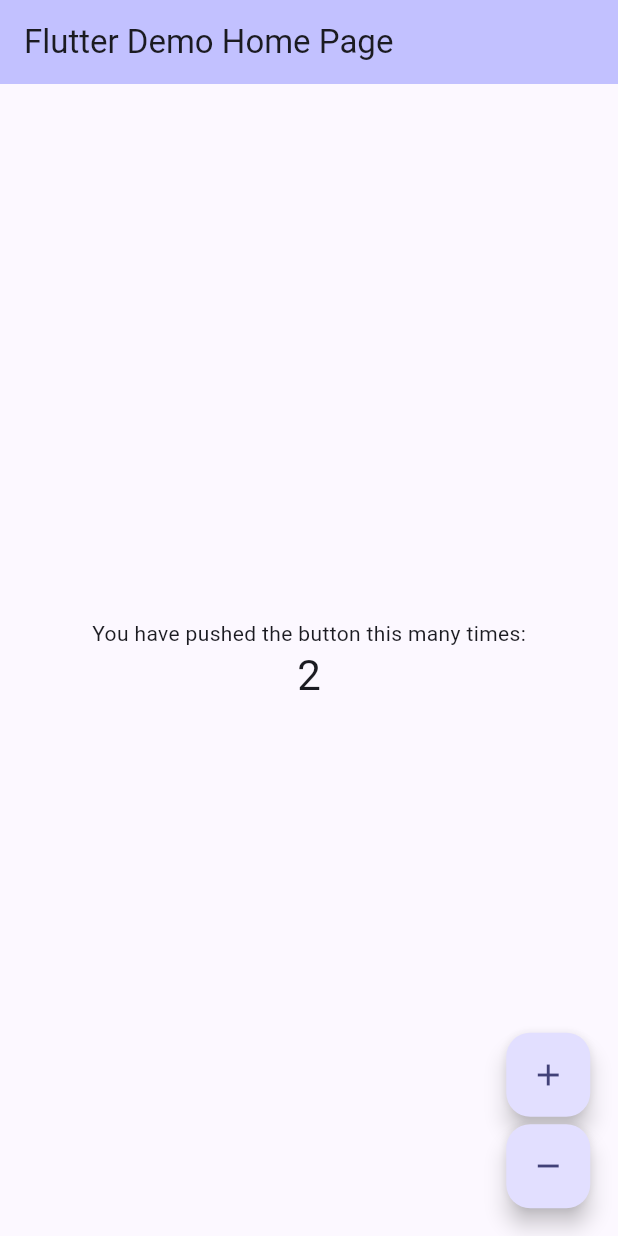
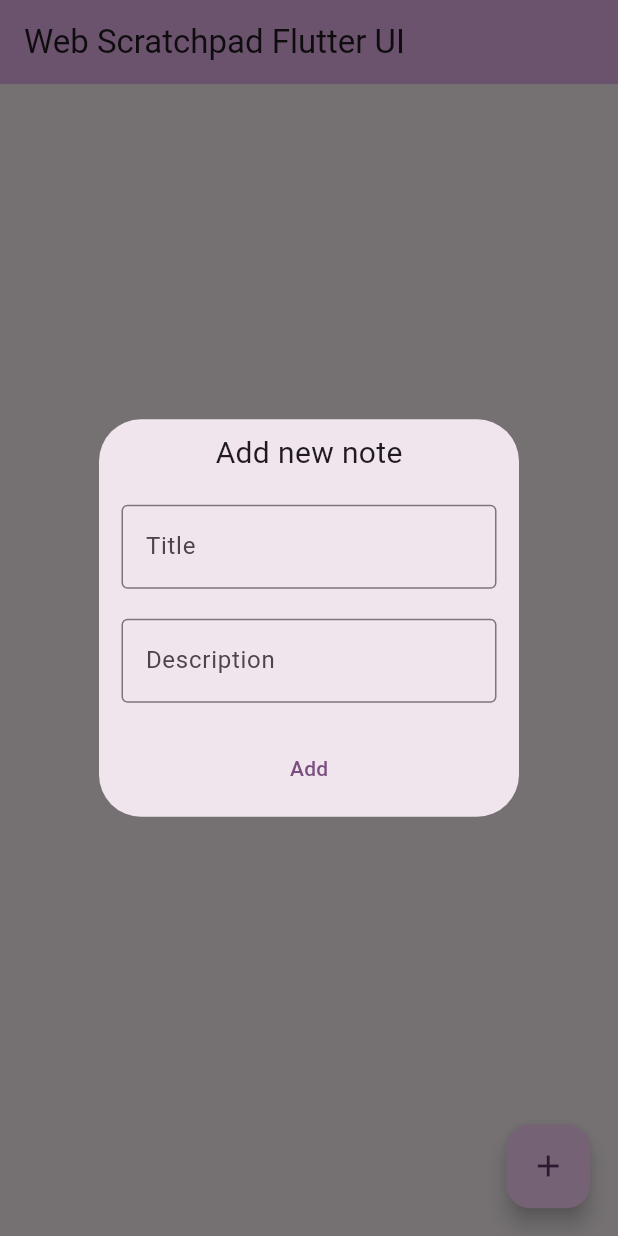
Before and after one commit to SazukinPavel/web-scratchpad-flutter-ui, a Flutter app: the screen it shows after launch, after a tap on the "add" icon, on a phone screen of 412 x 824 dp. Run offline on Flutter 3.47's test engine with Material 3 defaults, Android fonts, the phone set to English and light mode, and no system bars.

Commit message:
add simple scracthpad functional add/show notes

```diff
--- a/lib/main.dart
+++ b/lib/main.dart
@@ -2,6 +2,21 @@ import 'package:flutter/material.dart';
 
 void main() {
   runApp(const MyApp());
+}
+
+class Note {
+  String title;
+
+  String description;
+
+  int? createdAt;
+
+  Note({
+    this.title = '',
+    this.description = '',
+  }) {
+    createdAt = DateTime.now().millisecondsSinceEpoch;
+  }
 }
 
 class MyApp extends StatelessWidget {
@@ -10,13 +25,13 @@ class MyApp extends StatelessWidget {
   @override
   Widget build(BuildContext context) {
     return MaterialApp(
-      title: 'Flutter Demo',
+      title: 'Web Scratchpad Flutter UI',
       theme: ThemeData(
-        colorScheme:
-            ColorScheme.fromSeed(seedColor: Color.fromARGB(255, 28, 1, 182)),
+        colorScheme: ColorScheme.fromSeed(
+            seedColor: const Color.fromARGB(255, 111, 4, 133)),
         useMaterial3: true,
       ),
-      home: const MyHomePage(title: 'Flutter Demo Home Page'),
+      home: const MyHomePage(title: 'Web Scratchpad Flutter UI'),
     );
   }
 }
@@ -31,18 +46,18 @@ class MyHomePage extends StatefulWidget {
 }
 
 class _MyHomePageState extends State<MyHomePage> {
-  int _counter = 1;
+  List<Note> _notes = <Note>[];
+  Note _newNote = Note();
 
-  void _incrementCounter() {
+  void _addNote() {
     setState(() {
-      _counter = _counter + 1;
+      _notes = [
+        ..._notes,
+        Note(description: _newNote.description, title: _newNote.title)
+      ];
+      _newNote = Note();
     });
-  }
-
-  void _decrementCounter() {
-    setState(() {
-      _counter = _counter - 1;
-    });
+    Navigator.pop(context);
   }
 
   @override
@@ -52,37 +67,77 @@ class _MyHomePageState extends State<MyHomePage> {
         backgroundColor: Theme.of(context).colorScheme.inversePrimary,
         title: Text(widget.title),
       ),
-      body: Center(
-        child: Column(
-          mainAxisAlignment: MainAxisAlignment.center,
-          children: <Widget>[
-            const Text(
-              'You have pushed the button this many times:',
-            ),
-            Text(
-              '$_counter',
-              style: Theme.of(context).textTheme.headlineMedium,
-            ),
-          ],
-        ),
-      ),
+      body: ListView.builder(
+          padding: const EdgeInsets.all(8),
+          itemCount: _notes.length,
+          itemBuilder: (BuildContext context, int index) {
+            return Card(
+                child: Column(
+              mainAxisSize: MainAxisSize.min,
+              children: <Widget>[
+                ListTile(
+                    leading: const Icon(Icons.note),
+                    title: Text(
+                      _notes[index].title,
+                      style: const TextStyle(fontSize: 20.00),
+                    ),
+                    subtitle: Text(_notes[index].description)),
+              ],
+            ));
+          }),
       floatingActionButton: Column(
         mainAxisAlignment: MainAxisAlignment.end,
         children: [
           Container(
             padding: const EdgeInsets.all(2.50),
             child: FloatingActionButton(
-              onPressed: _incrementCounter,
-              tooltip: 'Increment',
+              onPressed: () => showDialog<String>(
+                  context: context,
+                  builder: (BuildContext context) => Dialog(
+                        child: Padding(
+                          padding: const EdgeInsets.all(8.0),
+                          child: Column(
+                            mainAxisSize: MainAxisSize.min,
+                            mainAxisAlignment: MainAxisAlignment.center,
+                            children: <Widget>[
+                              const Text(
+                                'Add new note',
+                                style: TextStyle(fontSize: 20),
+                              ),
+                              const SizedBox(height: 20),
+                              SizedBox(
+                                width: 250,
+                                child: TextField(
+                                  onChanged: (text) => _newNote.title = text,
+                                  decoration: const InputDecoration(
+                                    border: OutlineInputBorder(),
+                                    labelText: 'Title',
+                                  ),
+                                ),
+                              ),
+                              const SizedBox(height: 20),
+                              SizedBox(
+                                width: 250,
+                                child: TextField(
+                                  onChanged: (text) =>
+                                      _newNote.description = text,
+                                  decoration: const InputDecoration(
+                                    border: OutlineInputBorder(),
+                                    labelText: 'Description',
+                                  ),
+                                ),
+                              ),
+                              const SizedBox(height: 20),
+                              TextButton(
+                                onPressed: _addNote,
+                                child: const Text('Add'),
+                              ),
+                            ],
+                          ),
+                        ),
+                      )),
+              tooltip: 'Add new note',
               child: const Icon(Icons.add),
-            ),
-          ),
-          Container(
-            padding: const EdgeInsets.all(2.50),
-            child: FloatingActionButton(
-              onPressed: _decrementCounter,
-              tooltip: 'Decrement',
-              child: const Icon(Icons.remove),
             ),
           ),
         ],
```
